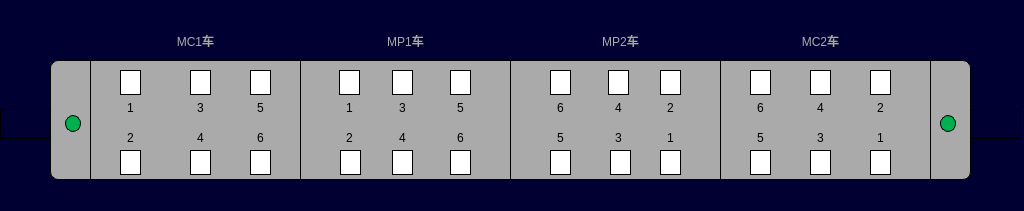
Before: the Qt Designer form vehicledoorpage.ui in 994656234/HHL, drawn with Qt 5.
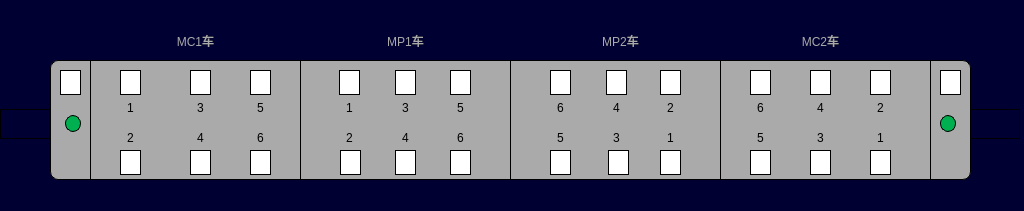
After: the same form once the commit is applied. Icons and pictures are not drawn.

```diff
--- a/vehicledoorpage.ui
+++ b/vehicledoorpage.ui
@@ -140,7 +140,7 @@
   <widget class="QLabel" name="lbl_door3_3">
    <property name="geometry">
     <rect>
-     <x>610</x>
+     <x>608</x>
      <y>150</y>
      <width>21</width>
      <height>25</height>
@@ -172,7 +172,7 @@
   <widget class="QLabel" name="lbl_door2_4">
    <property name="geometry">
     <rect>
-     <x>392</x>
+     <x>395</x>
      <y>150</y>
      <width>21</width>
      <height>25</height>
@@ -220,7 +220,7 @@
   <widget class="QLabel" name="lbl_door2_3">
    <property name="geometry">
     <rect>
-     <x>392</x>
+     <x>395</x>
      <y>70</y>
      <width>21</width>
      <height>25</height>
@@ -268,7 +268,7 @@
   <widget class="QLabel" name="lbl_door3_4">
    <property name="geometry">
     <rect>
-     <x>608</x>
+     <x>606</x>
      <y>70</y>
      <width>21</width>
      <height>25</height>
@@ -640,7 +640,7 @@
   <widget class="QLabel" name="lbl_3_4">
    <property name="geometry">
     <rect>
-     <x>608</x>
+     <x>606</x>
      <y>128</y>
      <width>21</width>
      <height>20</height>
@@ -700,7 +700,7 @@
   <widget class="QLabel" name="lbl_2_4">
    <property name="geometry">
     <rect>
-     <x>392</x>
+     <x>395</x>
      <y>128</y>
      <width>21</width>
      <height>20</height>
@@ -880,7 +880,7 @@
   <widget class="QLabel" name="lbl_2_3">
    <property name="geometry">
     <rect>
-     <x>392</x>
+     <x>395</x>
      <y>98</y>
      <width>21</width>
      <height>20</height>
@@ -940,7 +940,7 @@
   <widget class="QLabel" name="lbl_3_3">
    <property name="geometry">
     <rect>
-     <x>608</x>
+     <x>606</x>
      <y>98</y>
      <width>21</width>
      <height>20</height>
@@ -1139,6 +1139,38 @@
     <string/>
    </property>
   </widget>
+  <widget class="QLabel" name="lbl_door_driver1">
+   <property name="geometry">
+    <rect>
+     <x>60</x>
+     <y>70</y>
+     <width>21</width>
+     <height>25</height>
+    </rect>
+   </property>
+   <property name="styleSheet">
+    <string notr="true">background-color: rgb(255, 255, 255);</string>
+   </property>
+   <property name="text">
+    <string/>
+   </property>
+  </widget>
+  <widget class="QLabel" name="lbl_door_driver2">
+   <property name="geometry">
+    <rect>
+     <x>940</x>
+     <y>70</y>
+     <width>21</width>
+     <height>25</height>
+    </rect>
+   </property>
+   <property name="styleSheet">
+    <string notr="true">background-color: rgb(255, 255, 255);</string>
+   </property>
+   <property name="text">
+    <string/>
+   </property>
+  </widget>
   <zorder>label</zorder>
   <zorder>label_2</zorder>
   <zorder>LBLM2</zorder>
@@ -1201,6 +1233,8 @@
   <zorder>lbl_cab1_direction</zorder>
   <zorder>lbl_cab2_direction</zorder>
   <zorder>lbl_cab2_active</zorder>
+  <zorder>lbl_door_driver1</zorder>
+  <zorder>lbl_door_driver2</zorder>
  </widget>
  <resources/>
  <connections/>
```
